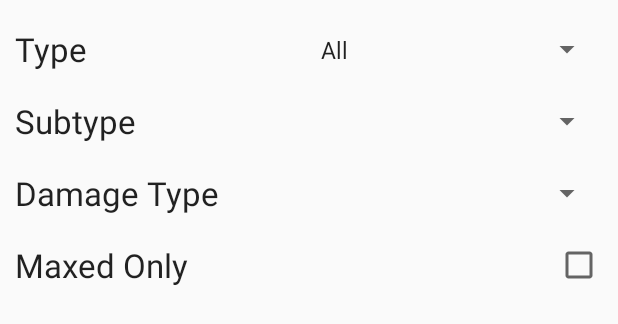
After one commit to jam01/LittleLight, an Android app: the layout dialog_filter.xml on its own in the app's theme, with its tools: preview values and no code run, on a phone screen of 412 x 824 dp. The commit adds this screen. Shown: the top 324 px of the screen. Run offline under Robolectric (Android 15) with nearby library versions, the phone set to English and light mode, and no system bars.

Commit message:
Adds filtering to inventory

```diff
--- a/androidadapter/app/src/main/java/com/jam01/littlelight/adapter/android/presentation/inventory/ExoticsFragment.java
+++ b/androidadapter/app/src/main/java/com/jam01/littlelight/adapter/android/presentation/inventory/ExoticsFragment.java
@@ -178,9 +178,9 @@ public class ExoticsFragment extends Fragment implements ExoticsPresenter.Exotic
                     @Override
                     public int getSpanSize(int position) {
                         switch (testAdapter.getItemViewType(position)) {
-                            case SectionedItemRecyclerAdapter.SECTION_TYPE:
+                            case ItemBagView.SECTION_TYPE:
                                 return noOfColumns;
-                            case SectionedItemRecyclerAdapter.ITEM_TYPE:
+                            case ItemBagView.ITEM_TYPE:
                                 return 1;
                             default:
                                 return -1;
@@ -202,7 +202,7 @@ public class ExoticsFragment extends Fragment implements ExoticsPresenter.Exotic
 
                                 title.setText(selectedItem.getItemName());
 
-                                switch (selectedItem.getTierType()) {
+                                switch (selectedItem.getTierTypeName()) {
                                     case "Legendary":
                                         title.setBackgroundColor(0xff5a1bff);
                                         break;
--- a/androidadapter/app/src/main/java/com/jam01/littlelight/adapter/android/service/inventory/ACLInventoryService.java
+++ b/androidadapter/app/src/main/java/com/jam01/littlelight/adapter/android/service/inventory/ACLInventoryService.java
@@ -67,6 +67,7 @@ public class ACLInventoryService implements DestinyInventoryService {
 
         ItemBagTranslator translator = new ItemBagTranslator();
 
+        // TODO: 11/11/16 Figure out if this can be rewritten with CompletableFutures and/or Streams to lessen Rx reliance
         Inventory toReturn = Single.zip(
                 Observable.fromIterable(characterIds)
                         .flatMap(charId -> Observable.defer(() -> Observable.just(destinyApi.getCharacterInventory((anAccountId.withMembershipType()),
@@ -212,7 +213,7 @@ public class ACLInventoryService implements DestinyInventoryService {
     public boolean unequip(String anItemId, Character onCharacter, Account anAccount) {
         Item item = onCharacter.itemOfId(anItemId);
         for (Item instance : onCharacter.items()) {
-            if (instance != item && (instance.getBungieBucketTypeHash() == item.getBungieBucketTypeHash()) && !instance.getTierType().equals("Exotic")) {
+            if (instance != item && (instance.getBungieBucketTypeHash() == item.getBungieBucketTypeHash()) && !instance.getTierTypeName().equals("Exotic")) {
                 BungieResponse<Integer> equipResponse = destinyApi.equipItem(
                         new EquipCommand(anAccount.withId().withMembershipType(),
                                 instance.getBungieItemInstanceId(),
--- /dev/null
+++ b/androidadapter/app/src/main/res/layout/dialog_filter.xml
@@ -0,0 +1,104 @@
+<?xml version="1.0" encoding="utf-8"?>
+<LinearLayout xmlns:android="http://schemas.android.com/apk/res/android"
+    android:layout_width="match_parent"
+    android:layout_height="match_parent"
+    android:orientation="vertical"
+    android:padding="10dp"
+    android:paddingBottom="20dp"
+    android:paddingTop="20dp">
+
+    <LinearLayout
+        android:layout_width="match_parent"
+        android:layout_height="wrap_content"
+        android:gravity="center_vertical"
+        android:minHeight="48sp"
+        android:orientation="horizontal"
+        android:paddingBottom="2dp">
+
+        <TextView
+            android:id="@+id/textView"
+            android:layout_width="0dp"
+            android:layout_height="wrap_content"
+            android:layout_weight="1"
+            android:text="Type"
+            android:textAppearance="?android:attr/textAppearanceLarge" />
+
+        <Spinner
+            android:id="@+id/filter_sTypes"
+            android:layout_width="0dp"
+            android:layout_height="match_parent"
+            android:layout_weight="1"
+            android:entries="@array/itemSuperTypes" />
+    </LinearLayout>
+
+    <LinearLayout
+        android:layout_width="match_parent"
+        android:layout_height="wrap_content"
+        android:gravity="center_vertical"
+        android:minHeight="48sp"
+        android:orientation="horizontal"
+        android:paddingBottom="2dp">
+
+        <TextView
+            android:id="@+id/textView2"
+            android:layout_width="0dp"
+            android:layout_height="wrap_content"
+            android:layout_weight="1"
+            android:text="Subtype"
+            android:textAppearance="?android:attr/textAppearanceLarge" />
+
+        <Spinner
+            android:id="@+id/filter_sSubtypes"
+            android:layout_width="0dp"
+            android:layout_height="match_parent"
+            android:layout_weight="1" />
+    </LinearLayout>
+
+    <LinearLayout
+        android:layout_width="match_parent"
+        android:layout_height="wrap_content"
+        android:gravity="center_vertical"
+        android:minHeight="48sp"
+        android:orientation="horizontal"
+        android:paddingBottom="2dp">
+
+        <TextView
+            android:id="@+id/textView3"
+            android:layout_width="0dp"
+            android:layout_height="wrap_content"
+            android:layout_weight="1"
+            android:text="Damage Type"
+            android:textAppearance="?android:attr/textAppearanceLarge" />
+
+        <Spinner
+            android:id="@+id/filter_sDmgTypes"
+            android:layout_width="0dp"
+            android:layout_height="match_parent"
+            android:layout_weight="1" />
+    </LinearLayout>
+
+    <LinearLayout
+        android:layout_width="match_parent"
+        android:layout_height="wrap_content"
+        android:gravity="center_vertical"
+        android:minHeight="48sp"
+        android:orientation="horizontal"
+        android:paddingBottom="2dp">
+
+        <TextView
+            android:id="@+id/textView5"
+            android:layout_width="0dp"
+            android:layout_height="wrap_content"
+            android:layout_weight="1"
+            android:text="Maxed Only"
+            android:textAppearance="?android:attr/textAppearanceLarge" />
+
+        <CheckBox
+            android:id="@+id/filter_cbMaxed"
+            android:layout_width="wrap_content"
+            android:layout_height="wrap_content"
+            android:checked="false"
+            android:gravity="center_vertical|right" />
+    </LinearLayout>
+
+</LinearLayout>
--- a/littlelight/src/main/java/com/jam01/littlelight/domain/inventory/Inventory.java
+++ b/littlelight/src/main/java/com/jam01/littlelight/domain/inventory/Inventory.java
@@ -5,6 +5,7 @@ import com.jam01.littlelight.domain.identityaccess.AccountId;
 
 import java.util.ArrayList;
 import java.util.Collection;
+import java.util.Collections;
 import java.util.List;
 
 /**
@@ -53,7 +54,7 @@ public class Inventory {
     }
 
     public Collection<ItemBag> allItemBags() {
-        return itemBags();
+        return Collections.unmodifiableCollection(itemBags());
     }
 
     public void transferItem(String anItemId, String fromBagId, String toBagId) {
@@ -85,7 +86,8 @@ public class Inventory {
         List<Item> exoticsList = new ArrayList<>();
         for (ItemBag bag : allItemBags()) {
             for (Item item : bag.items()) {
-                if (item.getTierType().equals("Exotic")) {
+                // TODO: 11/13/16 introduce an int tier type to optimize these comparisons
+                if (item.getTierTypeName().equals("Exotic")) {
                     exoticsList.add(item);
                 }
             }
```
Also changed, not shown: androidadapter/app/src/main/java/com/jam01/littlelight/adapter/android/presentation/inventory/InventoryFragment.java (+159 -66 lines), androidadapter/app/src/main/java/com/jam01/littlelight/adapter/android/presentation/inventory/ItemBagView.java (renamed from androidadapter/app/src/main/java/com/jam01/littlelight/adapter/android/presentation/inventory/SectionedItemRecyclerAdapter.java, +64 -21 lines), androidadapter/app/src/main/java/com/jam01/littlelight/adapter/android/presentation/inventory/SectionedItemTypeRecyclerAdapter.java (+5 -5 lines), androidadapter/app/src/main/res/menu/menu_inventory.xml (added, +8 -0 lines), androidadapter/app/src/main/res/values/strings.xml (+52 -0 lines), littlelight/src/main/java/com/bungie/netplatform/destiny/representation/Globals.java (+13 -1 lines), littlelight/src/main/java/com/jam01/littlelight/adapter/common/service/inventory/ItemBagTranslator.java (+24 -6 lines), littlelight/src/main/java/com/jam01/littlelight/domain/inventory/Item.java (+11 -3 lines), littlelight/src/main/java/com/jam01/littlelight/domain/inventory/ItemBag.java (+55 -1 lines), littlelight/src/main/java/com/jam01/littlelight/domain/inventory/ItemType.java (+18 -9 lines).
